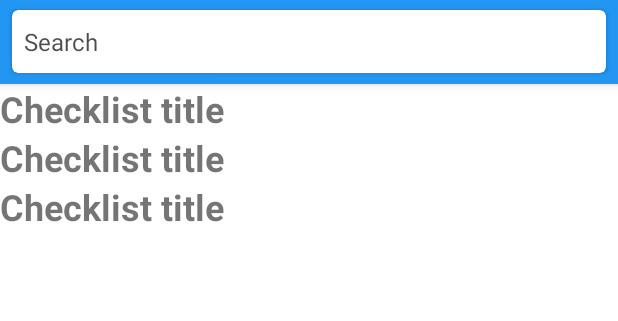
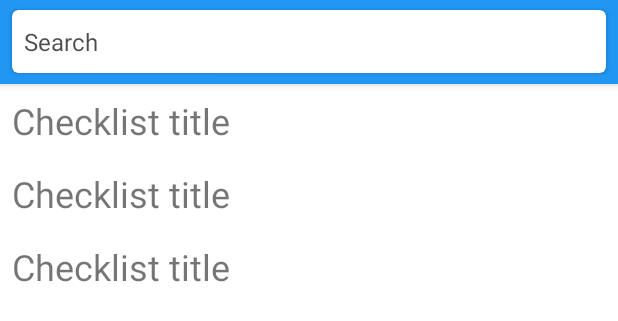
Before and after one commit to wmgda/checklists, an Android app: the layout activity_main.xml on its own in the app's theme, with its tools: preview values and no code run, on a phone screen of 412 x 824 dp. Shown: the top 321 px of the screen. Run offline under Robolectric (Android 15) with nearby library versions, the phone set to English and light mode, and no system bars.

Commit message:
Tweaked items.

```diff
--- a/android/app/src/main/java/com/sauroniops/listy/presentation/Extensions.kt
+++ b/android/app/src/main/java/com/sauroniops/listy/presentation/Extensions.kt
@@ -1,6 +1,8 @@
 package com.sauroniops.listy.presentation
 
+import android.view.LayoutInflater
 import android.view.View
+import android.view.ViewGroup
 import io.reactivex.disposables.CompositeDisposable
 import io.reactivex.disposables.Disposable
 
@@ -11,3 +13,7 @@ fun Disposable.addTo(disposable: CompositeDisposable) {
 fun View.isVisible(isVisible: Boolean) {
     visibility = if (isVisible) View.VISIBLE else View.GONE
 }
+
+fun ViewGroup.inflate(
+    layoutId: Int, attachToRoot: Boolean = false
+): View = LayoutInflater.from(context).inflate(layoutId, this, attachToRoot)
--- a/android/app/src/main/res/layout/checklist_item.xml
+++ b/android/app/src/main/res/layout/checklist_item.xml
@@ -1,15 +1,20 @@
 <?xml version="1.0" encoding="utf-8"?>
-<LinearLayout xmlns:android="http://schemas.android.com/apk/res/android"
-              xmlns:tools="http://schemas.android.com/tools"
-              android:layout_width="match_parent"
-              android:layout_height="wrap_content"
-android:id="@+id/checklistItem">
+<LinearLayout
+        xmlns:android="http://schemas.android.com/apk/res/android"
+        xmlns:tools="http://schemas.android.com/tools"
+        android:layout_width="match_parent"
+        android:layout_height="wrap_content"
+        android:padding="8dp"
+        android:clickable="true"
+        android:focusable="true"
+        android:foreground="?android:attr/selectableItemBackground"
+        android:id="@+id/checklistItem">
 
-    <TextView android:layout_width="match_parent"
-              android:layout_height="match_parent"
-              android:id="@+id/title"
-              android:textSize="24sp"
-              android:textStyle="bold"
-              tools:text="Checklist title"
-    />
+    <TextView
+            android:layout_width="match_parent"
+            android:layout_height="wrap_content"
+            android:id="@+id/titleTxt"
+            android:textSize="24sp"
+            tools:text="Checklist title"/>
+
 </LinearLayout>
```
Also changed, not shown: android/app/src/main/java/com/sauroniops/listy/presentation/main/MainActivity.kt (+12 -10 lines), android/app/src/main/java/com/sauroniops/listy/presentation/main/adapter/MainListAdapter.kt (+34 -28 lines).
